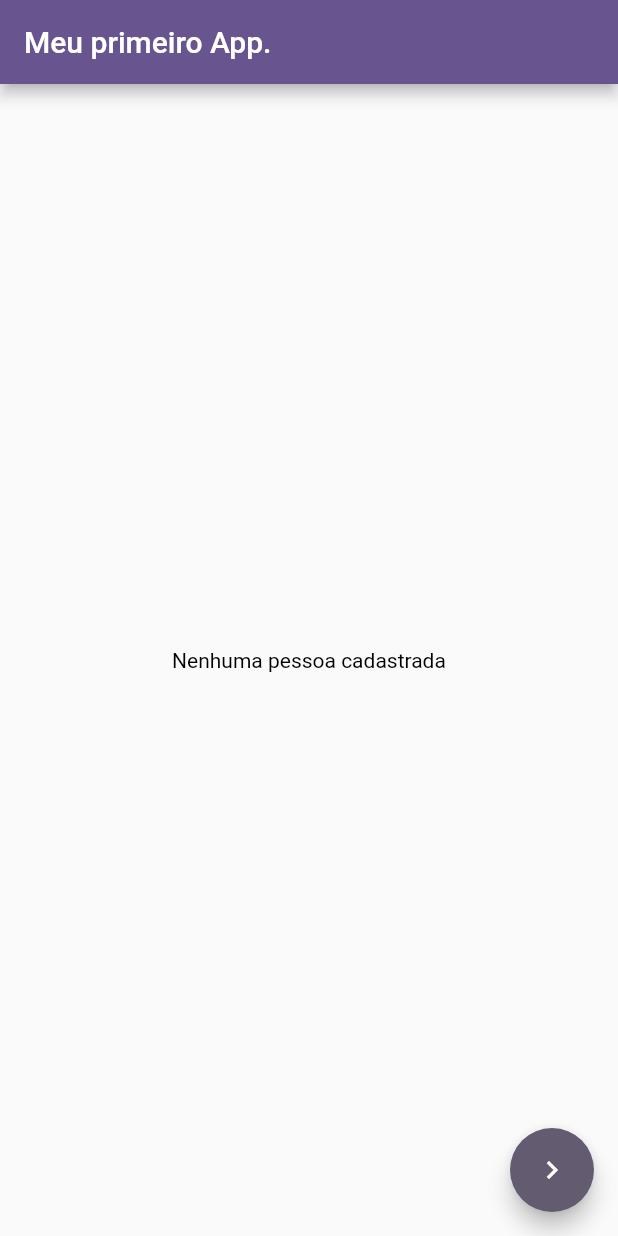
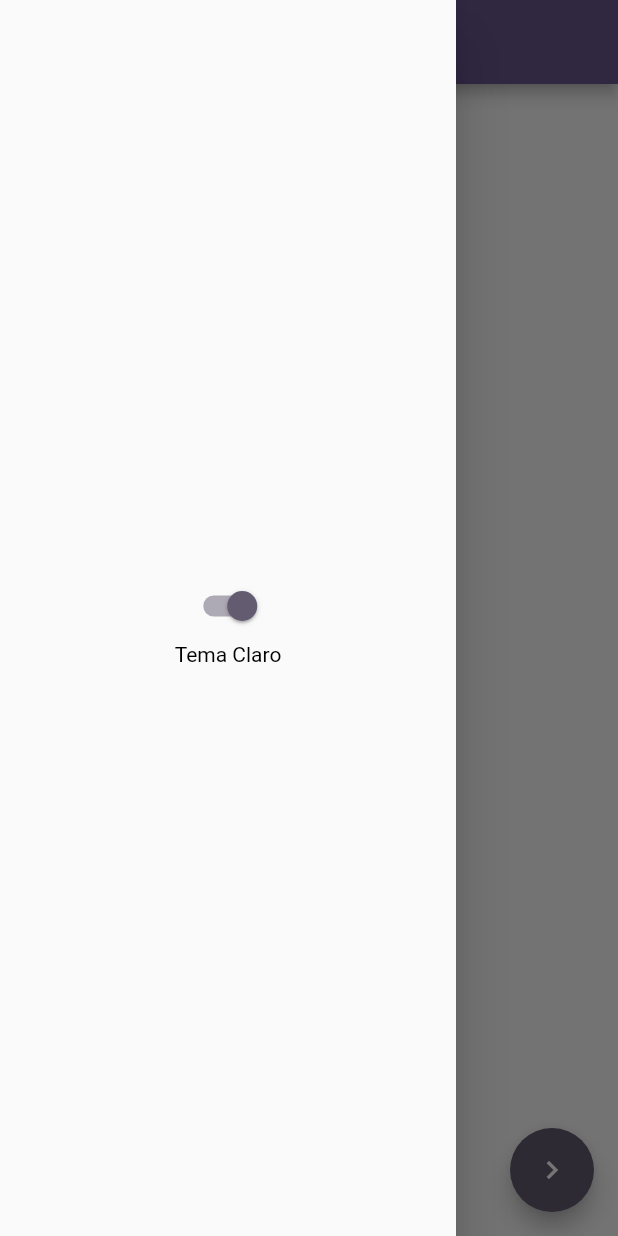
Before and after one commit to lorenzobaroni/desenvolvimento_flutter, a Flutter app: the screen it shows after launch, with the side drawer open (before the commit the screen has no drawer), on a phone screen of 412 x 824 dp. Run offline on Flutter 3.47's test engine with Material 3 defaults, Android fonts, the phone set to English and light mode, and no system bars; our stand-ins replace faker, get_it.

Commit message:
feat: themes(controller, injector)

```diff
--- a/lib/controllers/pessoa_controller.dart
+++ b/lib/controllers/pessoa_controller.dart
@@ -14,6 +14,7 @@ class PessoaController extends ChangeNotifier{
       peso: criarPessoa.peso,
     );
     _pessoas.add(pessoa);
+    notifyListeners();
   }
 
   void removerPessoa(Pessoa pessoa){
--- /dev/null
+++ b/lib/controllers/theme_controller.dart
@@ -0,0 +1,13 @@
+import 'package:desenvolvimento_flutter_iniciante/themes/themes.dart';
+import 'package:flutter/material.dart';
+
+class ThemeController extends ChangeNotifier {
+  bool isLightTheme = true;
+
+  ThemeData get currentTheme => isLightTheme ? lightTheme : darkTheme;
+
+  void toggleTheme() {
+    isLightTheme = !isLightTheme;
+    notifyListeners();
+  }
+}
--- a/lib/dependencies/injector.dart
+++ b/lib/dependencies/injector.dart
@@ -1,6 +1,8 @@
 import 'package:desenvolvimento_flutter_iniciante/controllers/pessoa_controller.dart';
+import 'package:desenvolvimento_flutter_iniciante/controllers/theme_controller.dart';
 import 'package:get_it/get_it.dart';
 
 void injector() {
   GetIt.instance.registerSingleton<PessoaController>(PessoaController());
+  GetIt.instance.registerSingleton<ThemeController>(ThemeController());
 }
--- a/lib/main.dart
+++ b/lib/main.dart
@@ -1,31 +1,8 @@
 import 'package:desenvolvimento_flutter_iniciante/dependencies/injector.dart';
-import 'package:desenvolvimento_flutter_iniciante/routes/router.dart';
-import 'package:desenvolvimento_flutter_iniciante/routes/routes.dart';
+import 'package:desenvolvimento_flutter_iniciante/my_app.dart';
 import 'package:flutter/material.dart';
 
 void main() {
   injector();
   runApp(const MyApp());
 }
-
-class MyApp extends StatelessWidget {
-  const MyApp({super.key});
-
-  // This widget is the root of your application.
-  @override
-  Widget build(BuildContext context) {
-    return MaterialApp(
-      initialRoute: Routes.initialRoute,
-      routes: getApplicationRoutes(),
-      title: 'Flutter Demo',
-      theme: ThemeData(
-        useMaterial3: false,
-        colorScheme: ColorScheme.fromSeed(seedColor: Colors.deepPurple),
-        textTheme: TextTheme(
-          bodyMedium: TextStyle(color: Colors.white),
-          titleMedium: TextStyle(color: Colors.white),
-        ),
-      ),
-    );
-  }
-}
--- /dev/null
+++ b/lib/my_app.dart
@@ -0,0 +1,27 @@
+import 'package:desenvolvimento_flutter_iniciante/controllers/theme_controller.dart';
+import 'package:desenvolvimento_flutter_iniciante/routes/router.dart';
+import 'package:desenvolvimento_flutter_iniciante/routes/routes.dart';
+import 'package:desenvolvimento_flutter_iniciante/themes/themes.dart';
+import 'package:flutter/material.dart';
+import 'package:get_it/get_it.dart';
+
+class MyApp extends StatelessWidget {
+  const MyApp({super.key});
+
+  // This widget is the root of your application.
+  @override
+  Widget build(BuildContext context) {
+    final themeController = GetIt.instance<ThemeController>();
+    return ListenableBuilder(
+      listenable: themeController,
+      builder: (context, child) {
+        return MaterialApp(
+          initialRoute: Routes.initialRoute,
+          routes: getApplicationRoutes(),
+          title: 'Flutter Demo',
+          theme: themeController.isLightTheme == true ? lightTheme : darkTheme,
+          );
+      }
+    );
+  }
+}
--- a/lib/pages/criar_pessoa_page.dart
+++ b/lib/pages/criar_pessoa_page.dart
@@ -1,6 +1,8 @@
+import 'package:desenvolvimento_flutter_iniciante/controllers/pessoa_controller.dart';
 import 'package:desenvolvimento_flutter_iniciante/models/criar_pessoa_dto.dart';
 import 'package:flutter/material.dart';
 import 'package:flutter/services.dart';
+import 'package:get_it/get_it.dart';
 
 class CriarPessoaPage
     extends StatefulWidget {
@@ -16,6 +18,7 @@ class _CriarPessoaPageState extends State<CriarPessoaPage> {
   final pesoController = TextEditingController();
   final alturaController = TextEditingController();
   final formKey = GlobalKey<FormState>();
+  final pessoaController = GetIt.instance<PessoaController>();
 
   @override
   Widget build(BuildContext context) {
@@ -96,7 +99,8 @@ class _CriarPessoaPageState extends State<CriarPessoaPage> {
                         peso: double.parse(pesoController.text.replaceAll(',', '.')),
                         altura: int.parse(alturaController.text),
                       );
-                      Navigator.of(context).pop(criarPessoa);
+                      pessoaController.adicionarPessoa(criarPessoa);
+                      Navigator.of(context).pop();
                     }
                   },
                   child: Text("Salvar")),
--- a/lib/pages/home_page.dart
+++ b/lib/pages/home_page.dart
@@ -1,7 +1,7 @@
 import 'package:desenvolvimento_flutter_iniciante/controllers/pessoa_controller.dart';
-import 'package:desenvolvimento_flutter_iniciante/models/criar_pessoa_dto.dart';
+import 'package:desenvolvimento_flutter_iniciante/controllers/theme_controller.dart';
 import 'package:desenvolvimento_flutter_iniciante/routes/routes.dart';
-import 'package:desenvolvimento_flutter_iniciante/widgets/listview_builder.dart';
+import 'package:desenvolvimento_flutter_iniciante/widgets/pessoa/listview_builder.dart';
 import 'package:flutter/material.dart';
 import 'package:get_it/get_it.dart';
 
@@ -14,46 +14,50 @@ class HomePage extends StatefulWidget {
 
 class _HomePageState extends State<HomePage> {
   final pessoaController = GetIt.instance<PessoaController>();
+  final themeController = GetIt.instance<ThemeController>();
 
   @override
   void initState() {
+    super.initState();
     pessoaController.addListener(() {
       setState(() {
       });
     });
-    super.initState();
   }
 
   @override
   Widget build(BuildContext context) {
     return Scaffold(
+        drawer: Drawer(
+          child: Column(
+            mainAxisAlignment: MainAxisAlignment.center,
+            children: [
+            Switch(
+              value: themeController.isLightTheme,
+              onChanged: (value) {
+              setState(() {
+                themeController.toggleTheme();
+                });}
+              ),
+            Text(themeController.isLightTheme == true ? "Tema Claro" : "Tema Escuro"),
+            ]
+          ),
+        ),
         appBar: AppBar(
         title: Text("Meu primeiro App."),
         ),
-        body: ListaPessoas(
-          pessoas: pessoaController.pessoas,
-          ),
+        body: ListenableBuilder(
+          listenable: pessoaController,
+          builder: (context, child) {
+            return ListaPessoas(
+              pessoas: pessoaController.pessoas,
+              );
+          }
+        ),
         floatingActionButton: FloatingActionButton(
-          onPressed: () async {
-            final result = await Navigator.of(context).pushNamed(Routes.criarPessoaPage);
-            if(result != null) {
-              final pessoaDto = result as CriarPessoaDto;
-              setState(() {
-                pessoaController.adicionarPessoa(pessoaDto);
-              });
-            }
+          onPressed: () {
+            Navigator.of(context).pushNamed(Routes.criarPessoaPage);
 
-
-            //context.pushNamed(Routes.criarPessoaPage);
-            /*
-            Navigator.of(context).push(SecondPage);
-
-            Navigator.of(context).pushAndRemoveUntil(
-              MaterialPageRoute(
-                builder: (context) => const SecondPage(),
-                ),
-                (route) => false,
-              );*/
           },
           child: Icon(Icons.navigate_next),
         ),
--- /dev/null
+++ b/lib/themes/themes.dart
@@ -0,0 +1,28 @@
+import 'package:flutter/material.dart';
+
+final lightTheme = ThemeData(
+        useMaterial3: false,
+        colorScheme: ColorScheme.fromSeed(seedColor: Colors.deepPurple),
+        textTheme: TextTheme(
+          bodyMedium: TextStyle(color: Colors.black),
+          titleMedium: TextStyle(color: Colors.white),
+  ),
+);
+
+final darkTheme =  ThemeData.dark(
+  useMaterial3: false,
+).copyWith(appBarTheme: AppBarTheme(
+  backgroundColor: Colors.deepPurple,
+  foregroundColor: Colors.white,
+),
+  elevatedButtonTheme: ElevatedButtonThemeData(
+    style: ElevatedButton.styleFrom(
+      backgroundColor: Colors.deepPurple,
+      foregroundColor: Colors.white,
+    ),
+  ),
+  floatingActionButtonTheme: FloatingActionButtonThemeData(
+    backgroundColor: Colors.deepPurple,
+    foregroundColor: Colors.white,
+  ),
+);
--- a/lib/widgets/stateless_widget.dart
+++ b/lib/widgets/core/stateless_widget.dart
@@ -1,4 +1,4 @@
-import 'package:desenvolvimento_flutter_iniciante/widgets/stateful_widget.dart';
+import 'package:desenvolvimento_flutter_iniciante/widgets/core/stateful_widget.dart';
 import 'package:flutter/material.dart';
 
 class MeuStatelessWidget extends StatefulWidget {
--- a/lib/widgets/custom_person_tile.dart
+++ b/lib/widgets/pessoa/custom_person_tile.dart
@@ -1,7 +1,7 @@
 import 'package:desenvolvimento_flutter_iniciante/extensions/extensions.dart';
 import 'package:desenvolvimento_flutter_iniciante/models/pessoa.dart';
-import 'package:desenvolvimento_flutter_iniciante/widgets/custom_tile.dart';
-import 'package:desenvolvimento_flutter_iniciante/widgets/pessoa_dialog.dart';
+import 'package:desenvolvimento_flutter_iniciante/widgets/core/custom_tile.dart';
+import 'package:desenvolvimento_flutter_iniciante/widgets/pessoa/pessoa_dialog.dart';
 import 'package:flutter/material.dart';
 
 class CustomPersonTile extends StatelessWidget {
--- a/lib/widgets/listview_builder.dart
+++ b/lib/widgets/pessoa/listview_builder.dart
@@ -1,5 +1,5 @@
 import 'package:desenvolvimento_flutter_iniciante/models/pessoa.dart';
-import 'package:desenvolvimento_flutter_iniciante/widgets/custom_person_tile.dart';
+import 'package:desenvolvimento_flutter_iniciante/widgets/pessoa/custom_person_tile.dart';
 import 'package:flutter/material.dart';
 
 class ListaPessoas extends StatelessWidget {
@@ -10,7 +10,7 @@ class ListaPessoas extends StatelessWidget {
   Widget build(BuildContext context) {
     if(pessoas.isEmpty) {
       return Center(
-        child: Text("Nenhuma pessoa cadastrada", style: TextStyle(color: Colors.black)),
+        child: Text("Nenhuma pessoa cadastrada"),
       );
     }
     return ListView.builder(
--- a/lib/widgets/pessoa_dialog.dart
+++ b/lib/widgets/pessoa/pessoa_dialog.dart
@@ -1,7 +1,7 @@
 import 'package:desenvolvimento_flutter_iniciante/controllers/pessoa_controller.dart';
 import 'package:desenvolvimento_flutter_iniciante/extensions/extensions.dart';
 import 'package:desenvolvimento_flutter_iniciante/models/pessoa.dart';
-import 'package:desenvolvimento_flutter_iniciante/widgets/default_dialog_container.dart';
+import 'package:desenvolvimento_flutter_iniciante/widgets/core/default_dialog_container.dart';
 import 'package:flutter/material.dart';
 import 'package:get_it/get_it.dart';
 
```
Also changed, not shown: lib/widgets/core/custom_tile.dart (renamed from lib/widgets/custom_tile.dart), lib/widgets/core/default_dialog_container.dart (renamed from lib/widgets/default_dialog_container.dart), lib/widgets/core/stateful_widget.dart (renamed from lib/widgets/stateful_widget.dart), lib/widgets/pessoa/person_listtile.dart (renamed from lib/widgets/person_listtile.dart), 1 other file.
